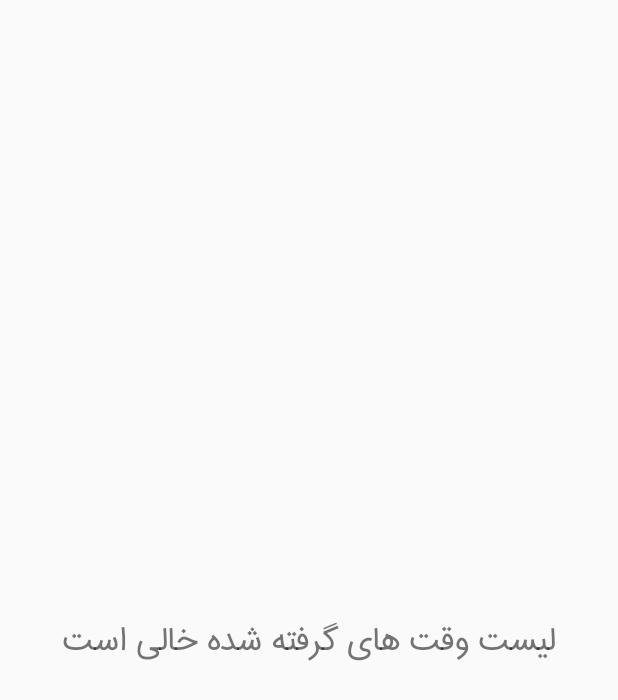
After one commit to ashke98/Mrehya_Application, an Android app: the ReservedTime screen opened directly, with no data from a screen before it, on a phone screen of 412 x 824 dp. The commit adds this screen. Shown: the top 700 px of the screen. Run offline under Robolectric (Android 15) with nearby library versions, the phone set to English and light mode, and no system bars.

```diff
--- a/app/src/main/AndroidManifest.xml
+++ b/app/src/main/AndroidManifest.xml
@@ -1,6 +1,7 @@
 <?xml version="1.0" encoding="utf-8"?>
 <manifest xmlns:android="http://schemas.android.com/apk/res/android"
-    xmlns:tools="http://schemas.android.com/tools" package="com.mrehya">
+    xmlns:tools="http://schemas.android.com/tools"
+    package="com.mrehya">
 
     <uses-permission android:name="android.permission.RECEIVE_BOOT_COMPLETED" />
     <uses-permission android:name="android.permission.INTERNET" />
@@ -122,8 +123,9 @@
         <activity android:name=".Resume.ResumeBenefitsActivity" />
         <activity android:name=".Resume.ResumeViewActivity" />
         <activity android:name=".Exams.ExamResult" />
-        <activity android:name=".Exams.Result"/>
-        <activity android:name=".Exams.RetriveExamsHistory"/>
+        <activity android:name=".Exams.Result" />
+        <activity android:name=".Exams.RetriveExamsHistory" />
+        <activity android:name=".Reserv.ReservedTime"></activity>
     </application>
 
 </manifest>
--- /dev/null
+++ b/app/src/main/java/com/mrehya/Reserv/ReservedTime.java
@@ -0,0 +1,15 @@
+package com.mrehya.Reserv;
+
+import android.support.v7.app.AppCompatActivity;
+import android.os.Bundle;
+
+import com.mrehya.R;
+
+public class ReservedTime extends AppCompatActivity {
+
+    @Override
+    protected void onCreate(Bundle savedInstanceState) {
+        super.onCreate(savedInstanceState);
+        setContentView(R.layout.activity_reserved_time);
+    }
+}
--- a/app/src/main/java/com/mrehya/UserAccount/ProfileFragment.java
+++ b/app/src/main/java/com/mrehya/UserAccount/ProfileFragment.java
@@ -48,6 +48,7 @@ import com.mrehya.Language;
 import com.mrehya.MainActivity;
 import com.mrehya.MyTextView;
 import com.mrehya.R;
+import com.mrehya.Reserv.ReservedTime;
 import com.mrehya.SessionManager;
 import com.mrehya.Shopping.ShowPurchase;
 import com.mrehya.UserAccount.LoginOrSignup;
@@ -137,7 +138,7 @@ public class ProfileFragment extends Fragment {
     private void setViews(){
         //Remaining apis
         LinearLayoutprofile4.setVisibility(View.GONE);
-        LinearLayoutprofileReserve.setVisibility(View.GONE);
+        //LinearLayoutprofileReserve.setVisibility(View.GONE);
         LinearLayoutprofile3.setVisibility(View.GONE);
 
         profname.setText(sessionManager.getUserDetails().getFirstname() + " " + sessionManager.getUserDetails().getLastname());
@@ -302,7 +303,7 @@ public class ProfileFragment extends Fragment {
             @Override
             public void onClick(View view) {
                 if (sessionManager.isLoggedIn()) {
-                    Intent intent = new Intent(getActivity(), ShowHireStatus.class);
+                    Intent intent = new Intent(getActivity(), ReservedTime.class);
                     startActivity(intent);
                 }else{
                     Intent intent = new Intent(getActivity(), LoginOrSignup.class);
@@ -915,6 +916,7 @@ public class ProfileFragment extends Fragment {
             showPurchases.setGravity(Gravity.RIGHT|Gravity.CENTER);
             hireRequestStatus.setGravity(Gravity.RIGHT|Gravity.CENTER);
             ReserveRequestStatus.setGravity(Gravity.RIGHT|Gravity.CENTER);
+            ExamsHistory.setGravity(Gravity.RIGHT|Gravity.CENTER);
             btnEditProfile.setGravity(Gravity.RIGHT|Gravity.CENTER);
             //BtnInstagram.setGravity(Gravity.RIGHT|Gravity.CENTER);
             //btnTelegram.setGravity(Gravity.RIGHT|Gravity.CENTER);
@@ -947,6 +949,7 @@ public class ProfileFragment extends Fragment {
             showPurchases.setGravity(Gravity.LEFT|Gravity.CENTER);
             hireRequestStatus.setGravity(Gravity.LEFT|Gravity.CENTER);
             ReserveRequestStatus.setGravity(Gravity.LEFT|Gravity.CENTER);
+            ExamsHistory.setGravity(Gravity.LEFT|Gravity.CENTER);
             btnEditProfile.setGravity(Gravity.LEFT|Gravity.CENTER);
             //BtnInstagram.setGravity(Gravity.LEFT|Gravity.CENTER);
             //btnTelegram.setGravity(Gravity.LEFT|Gravity.CENTER);
@@ -958,12 +961,14 @@ public class ProfileFragment extends Fragment {
         showPurchases.setText(resources.getString(R.string.showPurchases));
         hireRequestStatus.setText(resources.getString(R.string.hireRequestStatus));
         ReserveRequestStatus.setText(resources.getString(R.string.ReserveRequestStatus));
+        ExamsHistory.setText(resources.getString(R.string.ExamsHistory));
         btnEditProfile.setText(resources.getString(R.string.EditProfile));
         BtnInstagram.setText(resources.getString(R.string.Instagram));
         btnTelegram.setText(resources.getString(R.string.Telegram));
         profileType.setText(resources.getString(R.string.profileType));
         mytextUserInfo.setText(resources.getString(R.string.UserInfo));
         mytextUserInfo2.setText(resources.getString(R.string.UserInfo2));
+
 
 
     }
--- /dev/null
+++ b/app/src/main/res/layout/activity_reserved_time.xml
@@ -0,0 +1,27 @@
+<?xml version="1.0" encoding="utf-8"?>
+<android.support.constraint.ConstraintLayout xmlns:android="http://schemas.android.com/apk/res/android"
+    xmlns:app="http://schemas.android.com/apk/res-auto"
+    xmlns:tools="http://schemas.android.com/tools"
+    android:layout_width="match_parent"
+    android:layout_height="match_parent"
+    tools:context="com.mrehya.Reserv.ReservedTime">
+
+
+    <com.mrehya.MyTextView
+        android:id="@+id/txtEmptyExams"
+        android:layout_width="match_parent"
+        android:layout_height="match_parent"
+        android:gravity="center"
+        android:text="لیست وقت های گرفته شده خالی است"
+        android:layout_marginTop="50dp"
+        android:layout_marginBottom="20dp"
+        android:textSize="20dp"/>
+
+    <android.support.v7.widget.RecyclerView
+        android:paddingLeft="10dp"
+        android:paddingRight="10dp"
+        android:id="@+id/listViewExams"
+        android:layout_width="match_parent"
+        android:layout_height="wrap_content"/>
+
+</android.support.constraint.ConstraintLayout>
```
Also changed, not shown: 2 other files.
